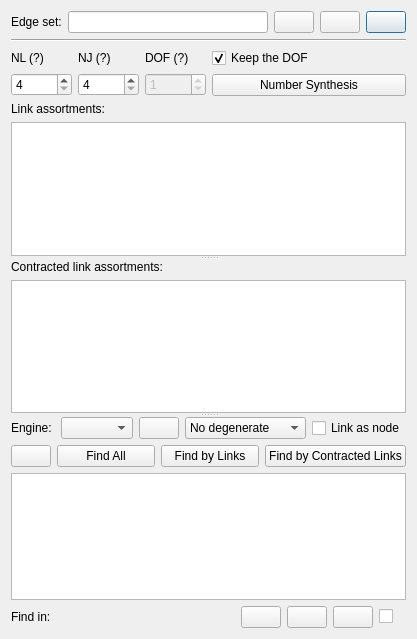
First picture: the form in core/synthesis/structure_synthesis/structure_widget.ui, repository KmolYuan/Pyslvs-UI, before the edit.
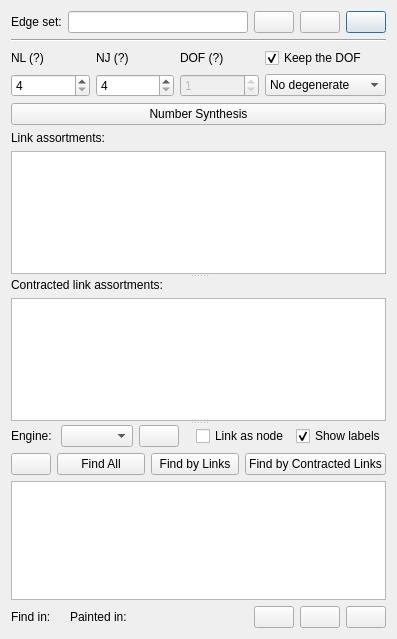
Second picture: the form after the edit. Icons and pictures are not drawn.

The edit to the form file:
```diff
--- a/core/synthesis/structure_synthesis/structure_widget.ui
+++ b/core/synthesis/structure_synthesis/structure_widget.ui
@@ -93,8 +93,6 @@
      <widget class="QWidget" name="verticalLayoutWidget">
       <layout class="QVBoxLayout" name="verticalLayout_2">
        <item>
-        <layout class="QHBoxLayout" name="horizontalLayout_2">
-         <item>
           <layout class="QGridLayout" name="gridLayout">
            <item row="0" column="1">
             <widget class="QLabel" name="NJ_text">
@@ -153,11 +151,7 @@
              </property>
             </widget>
            </item>
-          </layout>
-         </item>
-         <item>
-          <layout class="QVBoxLayout" name="verticalLayout_5">
-           <item>
+         <item row="0" column="3">
             <widget class="QCheckBox" name="keep_dof">
              <property name="statusTip">
               <string>Keep the degrees of freedom when adjusting numbers.</string>
@@ -170,6 +164,36 @@
              </property>
             </widget>
            </item>
+         <item row="2" column="3">
+          <widget class="QComboBox" name="graph_degenerate">
+           <property name="sizePolicy">
+            <sizepolicy hsizetype="Minimum" vsizetype="Fixed">
+             <horstretch>0</horstretch>
+             <verstretch>0</verstretch>
+            </sizepolicy>
+           </property>
+           <property name="currentIndex">
+            <number>1</number>
+           </property>
+           <item>
+            <property name="text">
+             <string>Only degenerate</string>
+            </property>
+           </item>
+           <item>
+            <property name="text">
+             <string>No degenerate</string>
+            </property>
+           </item>
+           <item>
+            <property name="text">
+             <string>All</string>
+            </property>
+           </item>
+          </widget>
+         </item>
+        </layout>
+       </item>
            <item>
             <widget class="QPushButton" name="number_synthesis_button">
              <property name="statusTip">
@@ -183,10 +207,6 @@
              </property>
             </widget>
            </item>
-          </layout>
-         </item>
-        </layout>
-       </item>
        <item>
         <widget class="QSplitter" name="splitter_2">
          <property name="orientation">
@@ -276,34 +296,6 @@
                </property>
               </spacer>
              </item>
-             <item>
-              <widget class="QComboBox" name="graph_degenerate">
-               <property name="sizePolicy">
-                <sizepolicy hsizetype="Minimum" vsizetype="Fixed">
-                 <horstretch>0</horstretch>
-                 <verstretch>0</verstretch>
-                </sizepolicy>
-               </property>
-               <property name="currentIndex">
-                <number>1</number>
-               </property>
-               <item>
-                <property name="text">
-                 <string>Only degenerate</string>
-                </property>
-               </item>
-               <item>
-                <property name="text">
-                 <string>No degenerate</string>
-                </property>
-               </item>
-               <item>
-                <property name="text">
-                 <string>All</string>
-                </property>
-               </item>
-              </widget>
-             </item>
              <item>
               <widget class="QCheckBox" name="graph_link_as_node">
                <property name="statusTip">
@@ -314,6 +306,16 @@
                </property>
               </widget>
              </item>
+             <item>
+              <widget class="QCheckBox" name="graph_show_label">
+               <property name="text">
+                <string>Show labels</string>
+               </property>
+               <property name="checked">
+                <bool>true</bool>
+               </property>
+              </widget>
+             </item>
             </layout>
            </item>
            <item>
@@ -417,6 +419,16 @@
          <item>
           <widget class="QLabel" name="time_label"/>
          </item>
+         <item>
+          <widget class="QLabel" name="paint_time_title_label">
+           <property name="text">
+            <string>Painted in:</string>
+           </property>
+          </widget>
+         </item>
+         <item>
+          <widget class="QLabel" name="paint_time_label"/>
+         </item>
          <item>
           <spacer name="horizontalSpacer_2">
            <property name="orientation">
@@ -469,20 +481,6 @@
            </property>
           </widget>
          </item>
-         <item>
-          <widget class="QCheckBox" name="save_edges_auto">
-           <property name="statusTip">
-            <string>Re-synthesis when using save actions.</string>
-           </property>
-          </widget>
-         </item>
-         <item>
-          <widget class="QLabel" name="save_edges_auto_label">
-           <property name="text">
-            <string>&lt;img src=&quot;:icons/data_update.png&quot; width=&quot;20&quot;&gt;</string>
-           </property>
-          </widget>
-         </item>
         </layout>
        </item>
       </layout>
```
Lines whose indentation alone changed are shown as unchanged.
